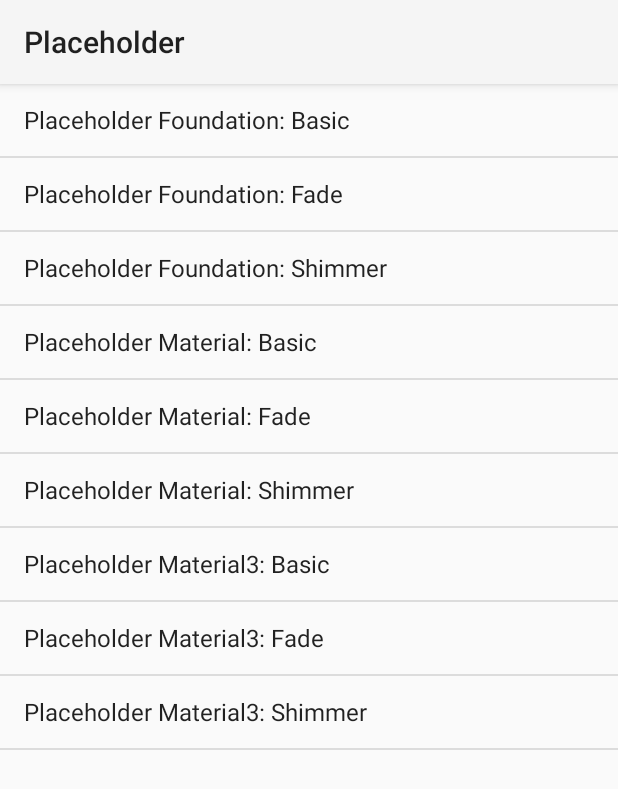
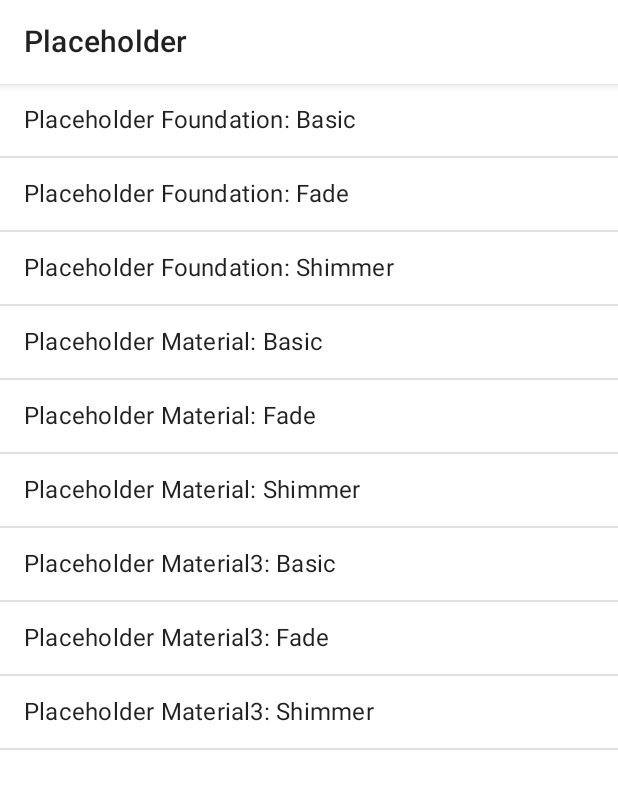
Before and after one commit to fornewid/placeholder, an Android app built with Jetpack Compose: the screen it shows after launch (MainActivity), on a phone screen of 412 x 824 dp. Shown: the top 789 px of the screen. Run offline under Robolectric (Android 15) with nearby library versions, the phone set to English and light mode, and no system bars.

Commit message:
Use navigation-compose, instead of activity (#18)
* Use Safe Args for Navigation Compose

* fix spotless

* Downgrade to navigation 2.7.7 for KMP

* Set root project name explicitly for 'build-logic'

```diff
--- a/build-logic/settings.gradle.kts
+++ b/build-logic/settings.gradle.kts
@@ -10,4 +10,5 @@
     }
 }
 
+rootProject.name = "build-logic"
 include(":convention")
--- a/gradle/libs.versions.toml
+++ b/gradle/libs.versions.toml
@@ -13,8 +13,8 @@
 
 coil = "1.3.2"
 
-androidx-core = "1.13.1"
 androidx-activity = "1.9.0"
+androidx-navigation = "2.7.7"
 
 androidx-test-core = "1.5.0"
 androidx-test-runner = "1.5.2"
@@ -40,12 +40,12 @@
 compose-material3-material3 = { module = "androidx.compose.material3:material3", version.ref = "compose-material3" }
 
 kotlin-stdlib = { module = "org.jetbrains.kotlin:kotlin-stdlib", version.ref = "kotlin" }
-kotlin-coroutines-android = { module = "org.jetbrains.kotlinx:kotlinx-coroutines-android", version.ref = "coroutines" }
+kotlinx-coroutines-android = { module = "org.jetbrains.kotlinx:kotlinx-coroutines-android", version.ref = "coroutines" }
 
 coil-compose = { module = "io.coil-kt:coil-compose", version.ref = "coil" }
 
-androidx-core = { module = "androidx.core:core-ktx", version.ref = "androidx-core" }
 androidx-activity-compose = { module = "androidx.activity:activity-compose", version.ref = "androidx-activity" }
+androidx-navigation-compose = { module = "androidx.navigation:navigation-compose", version.ref = "androidx-navigation" }
 
 androidx-test-core = { module = "androidx.test:core-ktx", version.ref="androidx-test-core" }
 androidx-test-runner = { module = "androidx.test:runner", version.ref = "androidx-test-runner" }
--- a/sample/android/build.gradle.kts
+++ b/sample/android/build.gradle.kts
@@ -27,7 +27,7 @@
     implementation(projects.material3)
 
     implementation(libs.kotlin.stdlib)
-    implementation(libs.kotlin.coroutines.android)
+    implementation(libs.kotlinx.coroutines.android)
 
     implementation(libs.compose.material.material)
     implementation(libs.compose.material.iconsext)
@@ -38,7 +38,7 @@
     implementation(libs.compose.ui.util)
 
     implementation(libs.androidx.activity.compose)
-    implementation(libs.androidx.core)
+    implementation(libs.androidx.navigation.compose)
 
     implementation(libs.coil.compose)
 }
--- /dev/null
+++ b/sample/android/src/main/java/io/github/fornewid/placeholder/sample/HomeScreen.kt
@@ -0,0 +1,126 @@
+/*
+ * Copyright 2024 fornewid
+ *
+ * Licensed under the Apache License, Version 2.0 (the "License");
+ * you may not use this file except in compliance with the License.
+ * You may obtain a copy of the License at
+ *
+ *     https://www.apache.org/licenses/LICENSE-2.0
+ *
+ * Unless required by applicable law or agreed to in writing, software
+ * distributed under the License is distributed on an "AS IS" BASIS,
+ * WITHOUT WARRANTIES OR CONDITIONS OF ANY KIND, either express or implied.
+ * See the License for the specific language governing permissions and
+ * limitations under the License.
+ */
+package io.github.fornewid.placeholder.sample
+
+import androidx.compose.foundation.clickable
+import androidx.compose.foundation.layout.Arrangement
+import androidx.compose.foundation.layout.Column
+import androidx.compose.foundation.layout.fillMaxSize
+import androidx.compose.foundation.layout.fillMaxWidth
+import androidx.compose.foundation.layout.padding
+import androidx.compose.foundation.layout.requiredHeight
+import androidx.compose.foundation.lazy.LazyColumn
+import androidx.compose.foundation.lazy.items
+import androidx.compose.material.Divider
+import androidx.compose.material.MaterialTheme
+import androidx.compose.material.Scaffold
+import androidx.compose.material.Text
+import androidx.compose.material.TopAppBar
+import androidx.compose.runtime.Composable
+import androidx.compose.ui.Modifier
+import androidx.compose.ui.res.stringResource
+import androidx.compose.ui.unit.dp
+
+private data class Demo(
+    val title: String,
+    val destination: Destination,
+)
+
+@Composable
+fun HomeScreen(onItemClick: (Destination) -> Unit) {
+    val items: List<Demo> = listOf(
+        Demo(
+            title = stringResource(R.string.foundation_title_basics),
+            destination = Destination.PlaceholderFoundationBasic,
+        ),
+        Demo(
+            title = stringResource(R.string.foundation_title_fade),
+            destination = Destination.PlaceholderFoundationFade,
+        ),
+        Demo(
+            title = stringResource(R.string.foundation_title_shimmer),
+            destination = Destination.PlaceholderFoundationShimmer,
+        ),
+        Demo(
+            title = stringResource(R.string.material_title_basics),
+            destination = Destination.PlaceholderMaterialBasic,
+        ),
+        Demo(
+            title = stringResource(R.string.material_title_fade),
+            destination = Destination.PlaceholderMaterialFade,
+        ),
+        Demo(
+            title = stringResource(R.string.material_title_shimmer),
+            destination = Destination.PlaceholderMaterialShimmer,
+        ),
+        Demo(
+            title = stringResource(R.string.material3_title_basics),
+            destination = Destination.PlaceholderMaterial3Basic,
+        ),
+        Demo(
+            title = stringResource(R.string.material3_title_fade),
+            destination = Destination.PlaceholderMaterial3Fade,
+        ),
+        Demo(
+            title = stringResource(R.string.material3_title_shimmer),
+            destination = Destination.PlaceholderMaterial3Shimmer,
+        ),
+    )
+
+    Scaffold(
+        topBar = {
+            TopAppBar(
+                title = { Text(text = stringResource(R.string.app_name)) },
+                backgroundColor = MaterialTheme.colors.surface,
+            )
+        },
+    ) { contentPadding ->
+        LazyColumn(
+            modifier = Modifier.fillMaxSize(),
+            contentPadding = contentPadding,
+        ) {
+            items(
+                items = items,
+                contentType = { "Demo" },
+            ) { demo ->
+                HomeDemoItem(demo, onItemClick = onItemClick)
+                Divider()
+            }
+        }
+    }
+}
+
+@Composable
+private fun HomeDemoItem(
+    demo: Demo,
+    onItemClick: (Destination) -> Unit,
+    modifier: Modifier = Modifier,
+) {
+    Column(
+        verticalArrangement = Arrangement.Center,
+        modifier = modifier
+            .fillMaxWidth()
+            .requiredHeight(48.dp)
+            .clickable { onItemClick(demo.destination) }
+            .padding(horizontal = 16.dp),
+    ) {
+        Text(
+            text = demo.title,
+            modifier = Modifier.fillMaxWidth(),
+            style = MaterialTheme.typography.subtitle1,
+        )
+    }
+}
--- a/sample/android/src/main/java/io/github/fornewid/placeholder/sample/MainActivity.kt
+++ b/sample/android/src/main/java/io/github/fornewid/placeholder/sample/MainActivity.kt
@@ -13,130 +13,20 @@
  * See the License for the specific language governing permissions and
  * limitations under the License.
  */
-@file:Suppress("DEPRECATION")
-
 package io.github.fornewid.placeholder.sample
 
-import android.annotation.SuppressLint
-import android.app.ListActivity
-import android.content.Intent
 import android.os.Bundle
-import android.view.View
-import android.widget.ListView
-import android.widget.SimpleAdapter
-import java.text.Collator
-import java.util.Collections
+import androidx.activity.ComponentActivity
+import androidx.activity.compose.setContent
+import androidx.compose.material.MaterialTheme
 
-/**
- * A [ListActivity] which automatically populates the list of sample activities in this app
- * with the category `io.github.fornewid.sample.SAMPLE_CODE`.
- */
-class MainActivity : ListActivity() {
+class MainActivity : ComponentActivity() {
     override fun onCreate(savedInstanceState: Bundle?) {
         super.onCreate(savedInstanceState)
 
-        listAdapter = SimpleAdapter(
-            this,
-            getData(intent.getStringExtra(EXTRA_PATH)),
-            android.R.layout.simple_list_item_1,
-            arrayOf("title"),
-            intArrayOf(android.R.id.text1),
-        )
-
-        listView.isTextFilterEnabled = true
-    }
-
-    private fun getData(prefix: String?): List<Map<String, Any>> {
-        val myData = ArrayList<Map<String, Any>>()
-
-        val mainIntent = Intent(Intent.ACTION_MAIN, null)
-        mainIntent.addCategory("io.github.fornewid.sample.SAMPLE_CODE")
-
-        @SuppressLint("QueryPermissionsNeeded") // Only querying our own Activities
-        val list = packageManager.queryIntentActivities(mainIntent, 0)
-
-        val prefixPath: Array<String>?
-        var prefixWithSlash = prefix
-
-        if (prefix.isNullOrEmpty()) {
-            prefixPath = null
-        } else {
-            prefixPath = prefix.split("/".toRegex()).toTypedArray()
-            prefixWithSlash = "$prefix/"
-        }
-
-        val entries = HashMap<String, Boolean>()
-
-        list.forEach { info ->
-            val labelSeq = info.loadLabel(packageManager)
-            val label = labelSeq?.toString() ?: info.activityInfo.name
-
-            if (prefixWithSlash.isNullOrEmpty() || label.startsWith(prefixWithSlash)) {
-                val labelPath = label.split("/".toRegex()).toTypedArray()
-                val nextLabel = if (prefixPath == null) labelPath[0] else labelPath[prefixPath.size]
-                if (prefixPath?.size ?: 0 == labelPath.size - 1) {
-                    addItem(
-                        data = myData,
-                        name = nextLabel,
-                        intent = activityIntent(
-                            info.activityInfo.applicationInfo.packageName,
-                            info.activityInfo.name,
-                        ),
-                    )
-                } else {
-                    if (entries[nextLabel] == null) {
-                        addItem(
-                            data = myData,
-                            name = nextLabel,
-                            intent = browseIntent(
-                                if (prefix == "") nextLabel else "$prefix/$nextLabel",
-                            ),
-                        )
-                        entries[nextLabel] = true
-                    }
-                }
-            }
-        }
-
-        Collections.sort(myData, sDisplayNameComparator)
-
-        return myData
-    }
-
-    private fun activityIntent(pkg: String, componentName: String): Intent {
-        val result = Intent()
-        result.setClassName(pkg, componentName)
-        return result
-    }
-
-    private fun browseIntent(path: String): Intent {
-        val result = Intent()
-        result.setClass(this, MainActivity::class.java)
-        result.putExtra(EXTRA_PATH, path)
-        return result
-    }
-
-    private fun addItem(data: MutableList<Map<String, Any>>, name: String, intent: Intent) {
-        val temp = mutableMapOf<String, Any>()
-        temp["title"] = name
-        temp["intent"] = intent
-        data += temp
-    }
-
-    override fun onListItemClick(l: ListView, v: View, position: Int, id: Long) {
-        val map = l.getItemAtPosition(position) as Map<*, *>
-        val intent = map["intent"] as Intent?
-        startActivity(intent)
-    }
-
-    companion object {
-        private const val EXTRA_PATH = "com.example.android.apis.Path"
-
-        private val sDisplayNameComparator = object : Comparator<Map<String, Any>> {
-            private val collator = Collator.getInstance()
-
-            override fun compare(map1: Map<String, Any>, map2: Map<String, Any>): Int {
-                return collator.compare(map1["title"], map2["title"])
+        setContent {
+            MaterialTheme {
+                NavGraph()
             }
         }
     }
--- /dev/null
+++ b/sample/android/src/main/java/io/github/fornewid/placeholder/sample/NavGraph.kt
@@ -0,0 +1,98 @@
+/*
+ * Copyright 2024 fornewid
+ *
+ * Licensed under the Apache License, Version 2.0 (the "License");
+ * you may not use this file except in compliance with the License.
+ * You may obtain a copy of the License at
+ *
+ *     https://www.apache.org/licenses/LICENSE-2.0
+ *
+ * Unless required by applicable law or agreed to in writing, software
+ * distributed under the License is distributed on an "AS IS" BASIS,
+ * WITHOUT WARRANTIES OR CONDITIONS OF ANY KIND, either express or implied.
+ * See the License for the specific language governing permissions and
+ * limitations under the License.
+ */
+package io.github.fornewid.placeholder.sample
+
+import androidx.compose.foundation.layout.fillMaxSize
+import androidx.compose.runtime.Composable
+import androidx.compose.ui.Modifier
+import androidx.navigation.compose.NavHost
+import androidx.navigation.compose.composable
+import androidx.navigation.compose.rememberNavController
+import io.github.fornewid.placeholder.sample.foundation.PlaceholderBasicSample
+import io.github.fornewid.placeholder.sample.foundation.PlaceholderFadeSample
+import io.github.fornewid.placeholder.sample.foundation.PlaceholderShimmerSample
+import io.github.fornewid.placeholder.sample.material.PlaceholderMaterialBasicSample
+import io.github.fornewid.placeholder.sample.material.PlaceholderMaterialFadeSample
+import io.github.fornewid.placeholder.sample.material.PlaceholderMaterialShimmerSample
+import io.github.fornewid.placeholder.sample.material3.PlaceholderMaterial3BasicSample
+import io.github.fornewid.placeholder.sample.material3.PlaceholderMaterial3FadeSample
+import io.github.fornewid.placeholder.sample.material3.PlaceholderMaterial3ShimmerSample
+
+sealed class Destination(val route: String) {
+    object Home : Destination("Home")
+    object PlaceholderFoundationBasic : Destination("PlaceholderFoundationBasic")
+    object PlaceholderFoundationFade : Destination("PlaceholderFoundationFade")
+    object PlaceholderFoundationShimmer : Destination("PlaceholderFoundationShimmer")
+    object PlaceholderMaterialBasic : Destination("PlaceholderMaterialBasic")
+    object PlaceholderMaterialFade : Destination("PlaceholderMaterialFade")
+    object PlaceholderMaterialShimmer : Destination("PlaceholderMaterialShimmer")
+    object PlaceholderMaterial3Basic : Destination("PlaceholderMaterial3Basic")
+    object PlaceholderMaterial3Fade : Destination("PlaceholderMaterial3Fade")
+    object PlaceholderMaterial3Shimmer : Destination("PlaceholderMaterial3Shimmer")
+}
+
+@Composable
+fun NavGraph(
+    startDestination: String = Destination.Home.route,
+) {
+    val navController = rememberNavController()
+    NavHost(
+        navController = navController,
+        startDestination = startDestination,
+        modifier = Modifier.fillMaxSize(),
+    ) {
+        composable(Destination.Home.route) {
+            HomeScreen(
+                onItemClick = {
+                    navController.navigate(route = it.route)
+                },
+            )
+        }
+
+        // foundation
+        composable(Destination.PlaceholderFoundationBasic.route) {
+            PlaceholderBasicSample()
+        }
+        composable(Destination.PlaceholderFoundationFade.route) {
+            PlaceholderFadeSample()
+        }
+        composable(Destination.PlaceholderFoundationShimmer.route) {
+            PlaceholderShimmerSample()
+        }
+
+        // material
+        composable(Destination.PlaceholderMaterialBasic.route) {
+            PlaceholderMaterialBasicSample()
+        }
+        composable(Destination.PlaceholderMaterialFade.route) {
+            PlaceholderMaterialFadeSample()
+        }
+        composable(Destination.PlaceholderMaterialShimmer.route) {
+            PlaceholderMaterialShimmerSample()
+        }
+
+        // material3
+        composable(Destination.PlaceholderMaterial3Basic.route) {
+            PlaceholderMaterial3BasicSample()
+        }
+        composable(Destination.PlaceholderMaterial3Fade.route) {
+            PlaceholderMaterial3FadeSample()
+        }
+        composable(Destination.PlaceholderMaterial3Shimmer.route) {
+            PlaceholderMaterial3ShimmerSample()
+        }
+    }
+}
```
Also changed, not shown: sample/android/src/main/AndroidManifest.xml (+1 -92 lines), sample/android/src/main/java/io/github/fornewid/placeholder/sample/foundation/PlaceholderBasicSample.kt (+4 -12 lines), sample/android/src/main/java/io/github/fornewid/placeholder/sample/foundation/PlaceholderFadeSample.kt (+4 -12 lines), sample/android/src/main/java/io/github/fornewid/placeholder/sample/foundation/PlaceholderShimmerSample.kt (+4 -12 lines), sample/android/src/main/java/io/github/fornewid/placeholder/sample/material/PlaceholderMaterialBasicSample.kt (renamed from sample/android/src/main/java/io/github/fornewid/placeholder/sample/material3/PlaceholderBasicSample.kt, +14 -21 lines), sample/android/src/main/java/io/github/fornewid/placeholder/sample/material/PlaceholderMaterialFadeSample.kt (renamed from sample/android/src/main/java/io/github/fornewid/placeholder/sample/material/PlaceholderBasicSample.kt, +12 -15 lines), sample/android/src/main/java/io/github/fornewid/placeholder/sample/material/PlaceholderMaterialShimmerSample.kt (renamed from sample/android/src/main/java/io/github/fornewid/placeholder/sample/material3/PlaceholderFadeSample.kt, +16 -23 lines), sample/android/src/main/java/io/github/fornewid/placeholder/sample/material3/PlaceholderMaterial3BasicSample.kt (renamed from sample/android/src/main/java/io/github/fornewid/placeholder/sample/material/PlaceholderFadeSample.kt, +15 -29 lines), sample/android/src/main/java/io/github/fornewid/placeholder/sample/material3/PlaceholderMaterial3FadeSample.kt (renamed from sample/android/src/main/java/io/github/fornewid/placeholder/sample/material3/PlaceholderShimmerSample.kt, +7 -15 lines), sample/android/src/main/java/io/github/fornewid/placeholder/sample/material3/PlaceholderMaterial3ShimmerSample.kt (renamed from sample/android/src/main/java/io/github/fornewid/placeholder/sample/material/PlaceholderShimmerSample.kt, +14 -23 lines), 2 other files.
